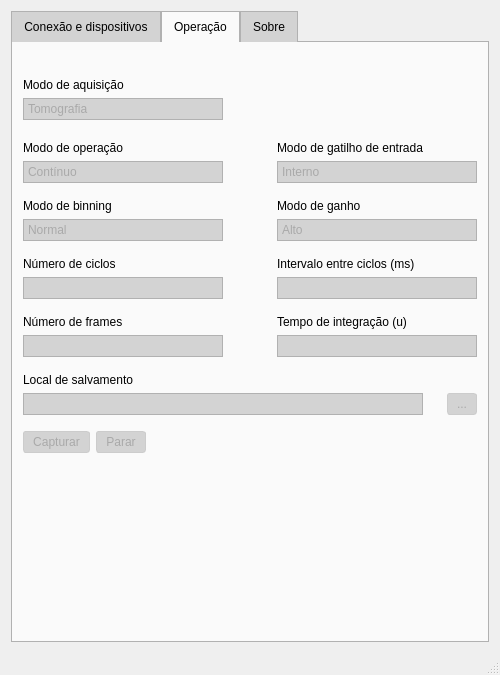
Above: QtGui/QtGui.ui from Caua-Clemente/demo-api-sdk before the change. Below: the same form after it.
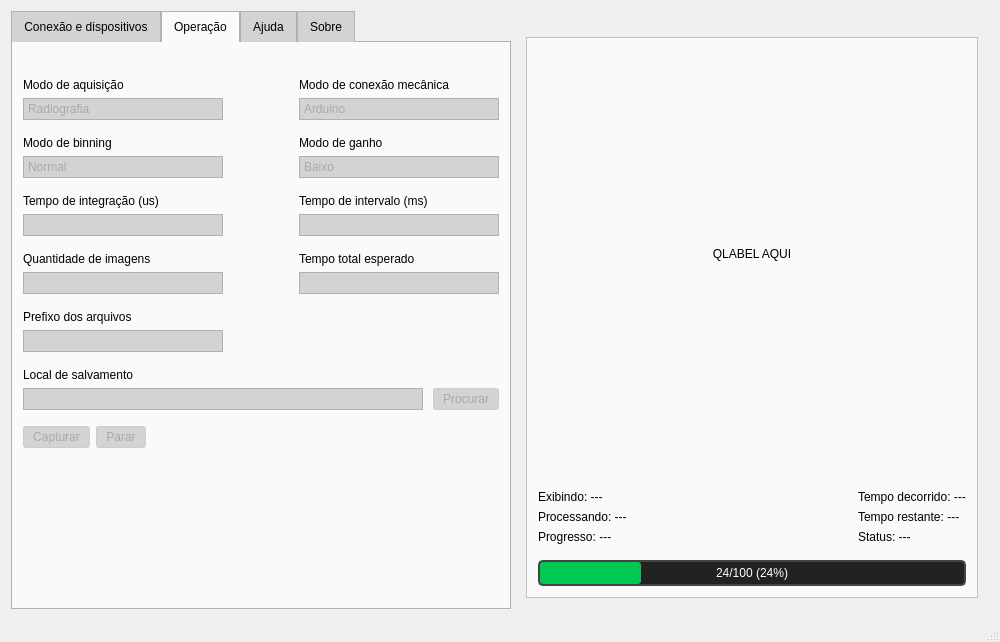
That is the form after the change. The open tabs and pages were chosen to show the change. Icons and pictures are not drawn.

What changed in the file:
```diff
--- a/QtGui/QtGui.ui
+++ b/QtGui/QtGui.ui
@@ -6,8 +6,8 @@
    <rect>
     <x>0</x>
     <y>0</y>
-    <width>500</width>
-    <height>675</height>
+    <width>1000</width>
+    <height>642</height>
    </rect>
   </property>
   <property name="minimumSize">
@@ -18,13 +18,16 @@
   </property>
   <property name="maximumSize">
    <size>
-    <width>500</width>
+    <width>1000</width>
     <height>16777215</height>
    </size>
   </property>
   <property name="windowTitle">
    <string>QtGui</string>
   </property>
+  <property name="styleSheet">
+   <string notr="true"/>
+  </property>
   <widget class="QWidget" name="centralWidget">
    <property name="sizePolicy">
     <sizepolicy hsizetype="Expanding" vsizetype="Expanding">
@@ -44,6 +47,12 @@
         <verstretch>0</verstretch>
        </sizepolicy>
       </property>
+      <property name="maximumSize">
+       <size>
+        <width>500</width>
+        <height>16777215</height>
+       </size>
+      </property>
       <property name="autoFillBackground">
        <bool>false</bool>
       </property>
@@ -752,14 +761,14 @@
        <attribute name="title">
         <string>Operação</string>
        </attribute>
-       <layout class="QVBoxLayout" name="verticalLayout_20">
+       <layout class="QVBoxLayout" name="verticalLayout_21">
         <item>
          <layout class="QHBoxLayout" name="horizontalLayout_9">
           <property name="topMargin">
            <number>25</number>
           </property>
           <property name="bottomMargin">
-           <number>15</number>
+           <number>10</number>
           </property>
           <item>
            <layout class="QVBoxLayout" name="verticalLayout_12">
@@ -808,11 +817,6 @@
               <property name="placeholderText">
                <string/>
               </property>
-              <item>
-               <property name="text">
-                <string>Tomografia</string>
-               </property>
-              </item>
               <item>
                <property name="text">
                 <string>Radiografia</string>
@@ -835,17 +839,8 @@
             </property>
            </spacer>
           </item>
-         </layout>
-        </item>
         <item>
-         <layout class="QVBoxLayout" name="verticalLayout_26">
-          <item>
-           <layout class="QHBoxLayout" name="horizontalLayout_10">
-            <property name="bottomMargin">
-             <number>10</number>
-            </property>
-            <item>
-             <layout class="QVBoxLayout" name="verticalLayout_14">
+           <layout class="QVBoxLayout" name="verticalLayout_20">
               <property name="rightMargin">
                <number>0</number>
               </property>
@@ -853,7 +848,7 @@
                <number>0</number>
               </property>
               <item>
-               <widget class="QLabel" name="operationModeLabel">
+             <widget class="QLabel" name="mechanicalModeLabel">
                 <property name="sizePolicy">
                  <sizepolicy hsizetype="Preferred" vsizetype="Fixed">
                   <horstretch>0</horstretch>
@@ -861,7 +856,7 @@
                  </sizepolicy>
                 </property>
                 <property name="text">
-                 <string>Modo de operação</string>
+               <string>Modo de conexão mecânica</string>
                 </property>
                 <property name="alignment">
                  <set>Qt::AlignmentFlag::AlignLeading|Qt::AlignmentFlag::AlignLeft|Qt::AlignmentFlag::AlignVCenter</set>
@@ -872,7 +867,7 @@
                </widget>
               </item>
               <item>
-               <widget class="QComboBox" name="operationModeInput">
+             <widget class="QComboBox" name="mechanicalModeInput">
                 <property name="enabled">
                  <bool>false</bool>
                 </property>
@@ -893,86 +888,12 @@
                 </property>
                 <item>
                  <property name="text">
-                  <string>Contínuo</string>
+                <string>Arduino</string>
                  </property>
                 </item>
                 <item>
                  <property name="text">
-                  <string>Não contínuo</string>
-                 </property>
-                </item>
-               </widget>
-              </item>
-             </layout>
-            </item>
-            <item>
-             <spacer name="horizontalSpacer_10">
-              <property name="orientation">
-               <enum>Qt::Orientation::Horizontal</enum>
-              </property>
-              <property name="sizeHint" stdset="0">
-               <size>
-                <width>18</width>
-                <height>20</height>
-               </size>
-              </property>
-             </spacer>
-            </item>
-            <item>
-             <layout class="QVBoxLayout" name="verticalLayout_13">
-              <property name="rightMargin">
-               <number>0</number>
-              </property>
-              <property name="bottomMargin">
-               <number>0</number>
-              </property>
-              <item>
-               <widget class="QLabel" name="triggerModeLabel">
-                <property name="sizePolicy">
-                 <sizepolicy hsizetype="Preferred" vsizetype="Fixed">
-                  <horstretch>0</horstretch>
-                  <verstretch>0</verstretch>
-                 </sizepolicy>
-                </property>
-                <property name="text">
-                 <string>Modo de gatilho de entrada</string>
-                </property>
-                <property name="alignment">
-                 <set>Qt::AlignmentFlag::AlignLeading|Qt::AlignmentFlag::AlignLeft|Qt::AlignmentFlag::AlignVCenter</set>
-                </property>
-                <property name="margin">
-                 <number>0</number>
-                </property>
-               </widget>
-              </item>
-              <item>
-               <widget class="QComboBox" name="triggerModeInput">
-                <property name="enabled">
-                 <bool>false</bool>
-                </property>
-                <property name="minimumSize">
-                 <size>
-                  <width>200</width>
-                  <height>0</height>
-                 </size>
-                </property>
-                <property name="maximumSize">
-                 <size>
-                  <width>200</width>
-                  <height>16777215</height>
-                 </size>
-                </property>
-                <property name="placeholderText">
-                 <string/>
-                </property>
-                <item>
-                 <property name="text">
-                  <string>Interno</string>
-                 </property>
-                </item>
-                <item>
-                 <property name="text">
-                  <string>Externo</string>
+                <string>Raspberry PI</string>
                  </property>
                 </item>
                </widget>
@@ -1107,11 +1028,6 @@
                 <property name="placeholderText">
                  <string/>
                 </property>
-                <item>
-                 <property name="text">
-                  <string>Alto</string>
-                 </property>
-                </item>
                 <item>
                  <property name="text">
                   <string>Baixo</string>
@@ -1137,14 +1053,14 @@
                <number>0</number>
               </property>
               <item>
-               <widget class="QLabel" name="numCyclesLabel">
+             <widget class="QLabel" name="integrationTimeLabel">
                 <property name="text">
-                 <string>Número de ciclos</string>
+               <string>Tempo de integração (us)</string>
                 </property>
                </widget>
               </item>
               <item>
-               <widget class="QLineEdit" name="numCyclesInput">
+             <widget class="QLineEdit" name="integrationTimeInput">
                 <property name="enabled">
                  <bool>false</bool>
                 </property>
@@ -1194,7 +1110,7 @@
               <item>
                <widget class="QLabel" name="cyclesIntervalLabel">
                 <property name="text">
-                 <string>Intervalo entre ciclos (ms)</string>
+               <string>Tempo de intervalo (ms)</string>
                 </property>
                </widget>
               </item>
@@ -1227,6 +1143,191 @@
             </item>
            </layout>
           </item>
+        <item>
+         <layout class="QHBoxLayout" name="horizontalLayout_10">
+          <property name="bottomMargin">
+           <number>10</number>
+          </property>
+          <item>
+           <layout class="QVBoxLayout" name="verticalLayout_14">
+            <property name="rightMargin">
+             <number>0</number>
+            </property>
+            <property name="bottomMargin">
+             <number>0</number>
+            </property>
+            <item>
+             <widget class="QLabel" name="imageQuantityLabel">
+              <property name="sizePolicy">
+               <sizepolicy hsizetype="Preferred" vsizetype="Fixed">
+                <horstretch>0</horstretch>
+                <verstretch>0</verstretch>
+               </sizepolicy>
+              </property>
+              <property name="text">
+               <string>Quantidade de imagens</string>
+              </property>
+              <property name="alignment">
+               <set>Qt::AlignmentFlag::AlignLeading|Qt::AlignmentFlag::AlignLeft|Qt::AlignmentFlag::AlignVCenter</set>
+              </property>
+              <property name="margin">
+               <number>0</number>
+              </property>
+             </widget>
+            </item>
+            <item>
+             <widget class="QStackedWidget" name="imageQuantityStackedWidget">
+              <property name="enabled">
+               <bool>false</bool>
+              </property>
+              <property name="minimumSize">
+               <size>
+                <width>200</width>
+                <height>0</height>
+               </size>
+              </property>
+              <property name="currentIndex">
+               <number>0</number>
+              </property>
+              <widget class="QWidget" name="page_1">
+               <widget class="QComboBox" name="imageQuantityComboBox">
+                <property name="enabled">
+                 <bool>false</bool>
+                </property>
+                <property name="geometry">
+                 <rect>
+                  <x>0</x>
+                  <y>0</y>
+                  <width>200</width>
+                  <height>22</height>
+                 </rect>
+                </property>
+                <property name="minimumSize">
+                 <size>
+                  <width>200</width>
+                  <height>0</height>
+                 </size>
+                </property>
+                <property name="maximumSize">
+                 <size>
+                  <width>200</width>
+                  <height>16777215</height>
+                 </size>
+                </property>
+                <property name="placeholderText">
+                 <string/>
+                </property>
+               </widget>
+              </widget>
+              <widget class="QWidget" name="page_2">
+               <widget class="QLineEdit" name="imageQuantityInput">
+                <property name="enabled">
+                 <bool>false</bool>
+                </property>
+                <property name="geometry">
+                 <rect>
+                  <x>0</x>
+                  <y>0</y>
+                  <width>200</width>
+                  <height>22</height>
+                 </rect>
+                </property>
+                <property name="sizePolicy">
+                 <sizepolicy hsizetype="Preferred" vsizetype="Fixed">
+                  <horstretch>0</horstretch>
+                  <verstretch>0</verstretch>
+                 </sizepolicy>
+                </property>
+                <property name="minimumSize">
+                 <size>
+                  <width>200</width>
+                  <height>0</height>
+                 </size>
+                </property>
+                <property name="maximumSize">
+                 <size>
+                  <width>200</width>
+                  <height>16777215</height>
+                 </size>
+                </property>
+               </widget>
+              </widget>
+             </widget>
+            </item>
+           </layout>
+          </item>
+          <item>
+           <spacer name="horizontalSpacer_10">
+            <property name="orientation">
+             <enum>Qt::Orientation::Horizontal</enum>
+            </property>
+            <property name="sizeHint" stdset="0">
+             <size>
+              <width>18</width>
+              <height>20</height>
+             </size>
+            </property>
+           </spacer>
+          </item>
+          <item>
+           <layout class="QVBoxLayout" name="verticalLayout_13">
+            <property name="rightMargin">
+             <number>0</number>
+            </property>
+            <property name="bottomMargin">
+             <number>0</number>
+            </property>
+            <item>
+             <widget class="QLabel" name="totalTimeLabel">
+              <property name="sizePolicy">
+               <sizepolicy hsizetype="Preferred" vsizetype="Fixed">
+                <horstretch>0</horstretch>
+                <verstretch>0</verstretch>
+               </sizepolicy>
+              </property>
+              <property name="text">
+               <string>Tempo total esperado</string>
+              </property>
+              <property name="alignment">
+               <set>Qt::AlignmentFlag::AlignLeading|Qt::AlignmentFlag::AlignLeft|Qt::AlignmentFlag::AlignVCenter</set>
+              </property>
+              <property name="margin">
+               <number>0</number>
+              </property>
+             </widget>
+            </item>
+            <item>
+             <widget class="QLineEdit" name="totalTimeInput">
+              <property name="enabled">
+               <bool>false</bool>
+              </property>
+              <property name="sizePolicy">
+               <sizepolicy hsizetype="Preferred" vsizetype="Fixed">
+                <horstretch>0</horstretch>
+                <verstretch>0</verstretch>
+               </sizepolicy>
+              </property>
+              <property name="minimumSize">
+               <size>
+                <width>200</width>
+                <height>0</height>
+               </size>
+              </property>
+              <property name="maximumSize">
+               <size>
+                <width>200</width>
+                <height>16777215</height>
+               </size>
+              </property>
+              <property name="readOnly">
+               <bool>true</bool>
+              </property>
+             </widget>
+            </item>
+           </layout>
+          </item>
+         </layout>
+        </item>
           <item>
            <layout class="QHBoxLayout" name="horizontalLayout_33">
             <property name="bottomMargin">
@@ -1243,7 +1344,7 @@
               <item>
                <widget class="QLabel" name="deviceFirmwareLabel_5">
                 <property name="text">
-                 <string>Número de frames</string>
+               <string>Prefixo dos arquivos</string>
                 </property>
                </widget>
               </item>
@@ -1287,55 +1388,6 @@
               </property>
              </spacer>
             </item>
-            <item>
-             <layout class="QHBoxLayout" name="horizontalLayout_14">
-              <property name="bottomMargin">
-               <number>0</number>
-              </property>
-              <item>
-               <layout class="QVBoxLayout" name="verticalLayout_21">
-                <property name="leftMargin">
-                 <number>0</number>
-                </property>
-                <property name="bottomMargin">
-                 <number>0</number>
-                </property>
-                <item>
-                 <widget class="QLabel" name="integrationTimeLabel">
-                  <property name="text">
-                   <string>Tempo de integração (u)</string>
-                  </property>
-                 </widget>
-                </item>
-                <item>
-                 <widget class="QLineEdit" name="integrationTimeInput">
-                  <property name="enabled">
-                   <bool>false</bool>
-                  </property>
-                  <property name="sizePolicy">
-                   <sizepolicy hsizetype="Preferred" vsizetype="Fixed">
-                    <horstretch>0</horstretch>
-                    <verstretch>0</verstretch>
-                   </sizepolicy>
-                  </property>
-                  <property name="minimumSize">
-                   <size>
-                    <width>200</width>
-                    <height>0</height>
-                   </size>
-                  </property>
-                  <property name="maximumSize">
-                   <size>
-                    <width>200</width>
-                    <height>16777215</height>
-                   </size>
-                  </property>
-                 </widget>
-                </item>
-               </layout>
-              </item>
-             </layout>
-            </item>
            </layout>
           </item>
           <item>
@@ -1396,7 +1448,7 @@
                  <bool>false</bool>
                 </property>
                 <property name="text">
-                 <string>...</string>
+               <string>Procurar</string>
                 </property>
                </widget>
               </item>
@@ -1462,11 +1514,14 @@
            </spacer>
           </item>
          </layout>
-        </item>
-       </layout>
       </widget>
       <widget class="QWidget" name="tab_3">
        <attribute name="title">
+        <string>Ajuda</string>
+       </attribute>
+      </widget>
+      <widget class="QWidget" name="tab_4">
+       <attribute name="title">
         <string>Sobre</string>
        </attribute>
        <layout class="QVBoxLayout" name="verticalLayout_29">
@@ -1602,6 +1657,477 @@
       </widget>
      </widget>
     </item>
+    <item>
+     <widget class="Line" name="line">
+      <property name="styleSheet">
+       <string notr="true">QFrame {
+    border: none;
+}
+
+QFrame[frameShape=&quot;5&quot;] { /* VLine */
+    border-left: 1px solid palette(shadow);
+    border-right: 1px solid palette(light);
+}</string>
+      </property>
+      <property name="orientation">
+       <enum>Qt::Orientation::Vertical</enum>
+      </property>
+     </widget>
+    </item>
+    <item>
+     <widget class="QWidget" name="widget" native="true">
+      <property name="palette">
+       <palette>
+        <active>
+         <colorrole role="WindowText">
+          <brush brushstyle="SolidPattern">
+           <color alpha="255">
+            <red>0</red>
+            <green>0</green>
+            <blue>0</blue>
+           </color>
+          </brush>
+         </colorrole>
+         <colorrole role="Button">
+          <brush brushstyle="SolidPattern">
+           <color alpha="255">
+            <red>250</red>
+            <green>250</green>
+            <blue>250</blue>
+           </color>
+          </brush>
+         </colorrole>
+         <colorrole role="Text">
+          <brush brushstyle="SolidPattern">
+           <color alpha="255">
+            <red>0</red>
+            <green>0</green>
+            <blue>0</blue>
+           </color>
+          </brush>
+         </colorrole>
+         <colorrole role="ButtonText">
+          <brush brushstyle="SolidPattern">
+           <color alpha="255">
+            <red>0</red>
+            <green>0</green>
+            <blue>0</blue>
+           </color>
+          </brush>
+         </colorrole>
+         <colorrole role="Base">
+          <brush brushstyle="SolidPattern">
+           <color alpha="255">
+            <red>250</red>
+            <green>250</green>
+            <blue>250</blue>
+           </color>
+          </brush>
+         </colorrole>
+         <colorrole role="Window">
+          <brush brushstyle="SolidPattern">
+           <color alpha="255">
+            <red>250</red>
+            <green>250</green>
+            <blue>250</blue>
+           </color>
+          </brush>
+         </colorrole>
+         <colorrole role="PlaceholderText">
+          <brush brushstyle="SolidPattern">
+           <color alpha="128">
+            <red>0</red>
+            <green>0</green>
+            <blue>0</blue>
+           </color>
+          </brush>
+         </colorrole>
+        </active>
+        <inactive>
+         <colorrole role="WindowText">
+          <brush brushstyle="SolidPattern">
+           <color alpha="255">
+            <red>0</red>
+            <green>0</green>
+            <blue>0</blue>
+           </color>
+          </brush>
+         </colorrole>
+         <colorrole role="Button">
+          <brush brushstyle="SolidPattern">
+           <color alpha="255">
+            <red>250</red>
+            <green>250</green>
+            <blue>250</blue>
+           </color>
+          </brush>
+         </colorrole>
+         <colorrole role="Text">
+          <brush brushstyle="SolidPattern">
+           <color alpha="255">
+            <red>0</red>
+            <green>0</green>
+            <blue>0</blue>
+           </color>
+          </brush>
+         </colorrole>
+         <colorrole role="ButtonText">
+          <brush brushstyle="SolidPattern">
+           <color alpha="255">
+            <red>0</red>
+            <green>0</green>
+            <blue>0</blue>
+           </color>
+          </brush>
+         </colorrole>
+         <colorrole role="Base">
+          <brush brushstyle="SolidPattern">
+           <color alpha="255">
+            <red>250</red>
+            <green>250</green>
+            <blue>250</blue>
+           </color>
+          </brush>
+         </colorrole>
+         <colorrole role="Window">
+          <brush brushstyle="SolidPattern">
+           <color alpha="255">
+            <red>250</red>
+            <green>250</green>
+            <blue>250</blue>
+           </color>
+          </brush>
+         </colorrole>
+         <colorrole role="PlaceholderText">
+          <brush brushstyle="SolidPattern">
+           <color alpha="128">
+            <red>0</red>
+            <green>0</green>
+            <blue>0</blue>
+           </color>
+          </brush>
+         </colorrole>
+        </inactive>
+        <disabled>
+         <colorrole role="WindowText">
+          <brush brushstyle="SolidPattern">
+           <color alpha="255">
+            <red>0</red>
+            <green>0</green>
+            <blue>0</blue>
+           </color>
+          </brush>
+         </colorrole>
+         <colorrole role="Button">
+          <brush brushstyle="SolidPattern">
+           <color alpha="255">
+            <red>250</red>
+            <green>250</green>
+            <blue>250</blue>
+           </color>
+          </brush>
+         </colorrole>
+         <colorrole role="Text">
+          <brush brushstyle="SolidPattern">
+           <color alpha="255">
+            <red>0</red>
+            <green>0</green>
+            <blue>0</blue>
+           </color>
+          </brush>
+         </colorrole>
+         <colorrole role="ButtonText">
+          <brush brushstyle="SolidPattern">
+           <color alpha="255">
+            <red>0</red>
+            <green>0</green>
+            <blue>0</blue>
+           </color>
+          </brush>
+         </colorrole>
+         <colorrole role="Base">
+          <brush brushstyle="SolidPattern">
+           <color alpha="255">
+            <red>250</red>
+            <green>250</green>
+            <blue>250</blue>
+           </color>
+          </brush>
+         </colorrole>
+         <colorrole role="Window">
+          <brush brushstyle="SolidPattern">
+           <color alpha="255">
+            <red>250</red>
+            <green>250</green>
+            <blue>250</blue>
+           </color>
+          </brush>
+         </colorrole>
+         <colorrole role="PlaceholderText">
+          <brush brushstyle="SolidPattern">
+           <color alpha="128">
+            <red>0</red>
+            <green>0</green>
+            <blue>0</blue>
+           </color>
+          </brush>
+         </colorrole>
+        </disabled>
+       </palette>
+      </property>
+      <layout class="QVBoxLayout" name="verticalLayout_58">
+       <property name="leftMargin">
+        <number>0</number>
+       </property>
+       <item>
+        <spacer name="verticalSpacer_7">
+         <property name="orientation">
+          <enum>Qt::Orientation::Vertical</enum>
+         </property>
+         <property name="sizeType">
+          <enum>QSizePolicy::Policy::Fixed</enum>
+         </property>
+         <property name="sizeHint" stdset="0">
+          <size>
+           <width>20</width>
+           <height>15</height>
+          </size>
+         </property>
+        </spacer>
+       </item>
+       <item>
+        <widget class="QFrame" name="frame">
+         <property name="enabled">
+          <bool>true</bool>
+         </property>
+         <property name="minimumSize">
+          <size>
+           <width>450</width>
+           <height>0</height>
+          </size>
+         </property>
+         <property name="styleSheet">
+          <string notr="true">* {
+	font-family: &quot;Arial&quot;;
+    font-size: 12px;
+	background-color: #FAFAFA;
+	color: #000;
+}
+
+QTabBar::tab {
+    background-color: #D3D3D3; /* Cor de fundo das abas */
+    color: #000;
+    padding: 8px 12px;
+    border: 1px solid #B1B1B1;
+    border-bottom: none; /*Remove a borda inferior das abas */
+}
+
+QTabBar::tab:selected {
+    background-color: #FAFAFA; /* Fundo da aba selecionada */
+	color: #000;
+}
+
+QTabWidget::pane {
+    border: 1px solid #B1B1B1; /* Borda ao redor do conteúdo */
+    top: -1px; /* Sobe o conteúdo para &quot;colar&quot; na aba */
+}
+
+QLineEdit {
+	border: 1px solid #B1B1B1;
+	border-radius: 20px;
+	color: #0000;
+	background-color: #FAFAFA;
+	padding: 2px 4px 2px 4px;
+}
+
+QLineEdit:disabled {
+    background-color: #D3D3D3; /* Fundo cinza */
+    color: #A9A9A9; /* Texto desbotado */
+}
+
+QComboBox {
+	border: 1px solid #B1B1B1;
+	border-radius: 20px;
+	color: #000;
+	backgroundColor: #FAFAFA;
+	padding: 2px 4px 2px 4px;
+}
+
+QComboBox:disabled {
+    background-color: #D3D3D3; /* Fundo cinza */
+    color: #A9A9A9; /* Texto desbotado */
+}
+
+QComboBox::drop-down {
+    width: 20px;
+	border: none;
+	background-color: #FAFAFA;
+}
+
+QComboBox::drop-down:disabled {
+	background-color: #D3D3D3; /* Fundo cinza */
+    color: #A9A9A9; /* Texto desbotado */
+}
+
+QComboBox::down-arrow {
+    image: url(:/Assets/assets/select_arrow.png);
+	width: 10px;
+}
+
+QPushButton {
+	padding: 3px 9px;
+	border-radius: 3px;
+	background-color: #888585;
+	color: #FFF;
+}
+
+QPushButton:hover {
+	background-color: #7A7A7A;
+}
+
+QPushButton:disabled {
+    background-color: #D3D3D3; /* Fundo cinza */
+    color: #A9A9A9; /* Texto desbotado */
+    border: 1px solid #CCCCCC;
+    opacity: 0.6; /* Diminui a opacidade */
+}
+</string>
+         </property>
+         <property name="frameShape">
+          <enum>QFrame::Shape::StyledPanel</enum>
+         </property>
+         <property name="frameShadow">
+          <enum>QFrame::Shadow::Raised</enum>
+         </property>
+         <layout class="QVBoxLayout" name="verticalLayout_23">
+          <item>
+           <widget class="QLabel" name="imageLabel">
+            <property name="sizePolicy">
+             <sizepolicy hsizetype="Expanding" vsizetype="Expanding">
+              <horstretch>0</horstretch>
+              <verstretch>0</verstretch>
+             </sizepolicy>
+            </property>
+            <property name="minimumSize">
+             <size>
+              <width>140</width>
+              <height>120</height>
+             </size>
+            </property>
+            <property name="text">
+             <string>QLABEL AQUI</string>
+            </property>
+            <property name="scaledContents">
+             <bool>false</bool>
+            </property>
+            <property name="alignment">
+             <set>Qt::AlignmentFlag::AlignCenter</set>
+            </property>
+           </widget>
+          </item>
+          <item>
+           <layout class="QHBoxLayout" name="horizontalLayout_16">
+            <property name="topMargin">
+             <number>25</number>
+            </property>
+            <property name="bottomMargin">
+             <number>10</number>
+            </property>
+            <item>
+             <layout class="QVBoxLayout" name="verticalLayout_30">
+              <item>
+               <widget class="QLabel" name="currentDisplayedImageLabel">
+                <property name="text">
+                 <string>Exibindo: ---</string>
+                </property>
+               </widget>
+              </item>
+              <item>
+               <widget class="QLabel" name="currentProcessingImageLabel">
+                <property name="text">
+                 <string>Processando: ---</string>
+                </property>
+               </widget>
+              </item>
+              <item>
+               <widget class="QLabel" name="currentProgressLabel">
+                <property name="text">
+                 <string>Progresso: ---</string>
+                </property>
+               </widget>
+              </item>
+             </layout>
+            </item>
+            <item>
+             <spacer name="horizontalSpacer_17">
+              <property name="orientation">
+               <enum>Qt::Orientation::Horizontal</enum>
+              </property>
+              <property name="sizeHint" stdset="0">
+               <size>
+                <width>40</width>
+                <height>20</height>
+               </size>
+              </property>
+             </spacer>
+            </item>
+            <item>
+             <layout class="QVBoxLayout" name="verticalLayout_31">
+              <item>
+               <widget class="QLabel" name="elapsedTimeLabel">
+                <property name="text">
+                 <string>Tempo decorrido: ---</string>
+                </property>
+               </widget>
+              </item>
+              <item>
+               <widget class="QLabel" name="remainingTimeLabel">
+                <property name="text">
+                 <string>Tempo restante: ---</string>
+                </property>
+               </widget>
+              </item>
+              <item>
+               <widget class="QLabel" name="currentStatusLabel">
+                <property name="text">
+                 <string>Status: ---</string>
+                </property>
+               </widget>
+              </item>
+             </layout>
+            </item>
+           </layout>
+          </item>
+          <item>
+           <widget class="QProgressBar" name="progressBar">
+            <property name="styleSheet">
+             <string notr="true">QProgressBar {
+    border: 2px solid #444;
+    border-radius: 5px;
+    text-align: center; /* centraliza o texto */
+    color: white;
+    background-color: #222;
+}
+
+QProgressBar::chunk {
+    background-color: #00c853; /* verde */
+    border-radius: 3px;
+}</string>
+            </property>
+            <property name="value">
+             <number>24</number>
+            </property>
+            <property name="format">
+             <string>%v/%m (%p%)</string>
+            </property>
+           </widget>
+          </item>
+         </layout>
+        </widget>
+       </item>
+      </layout>
+     </widget>
+    </item>
    </layout>
   </widget>
   <widget class="QStatusBar" name="statusBar"/>
```
Left out of the diff: 37 changed lines with no effect on the pictures. Lines whose indentation alone changed are shown as unchanged.
